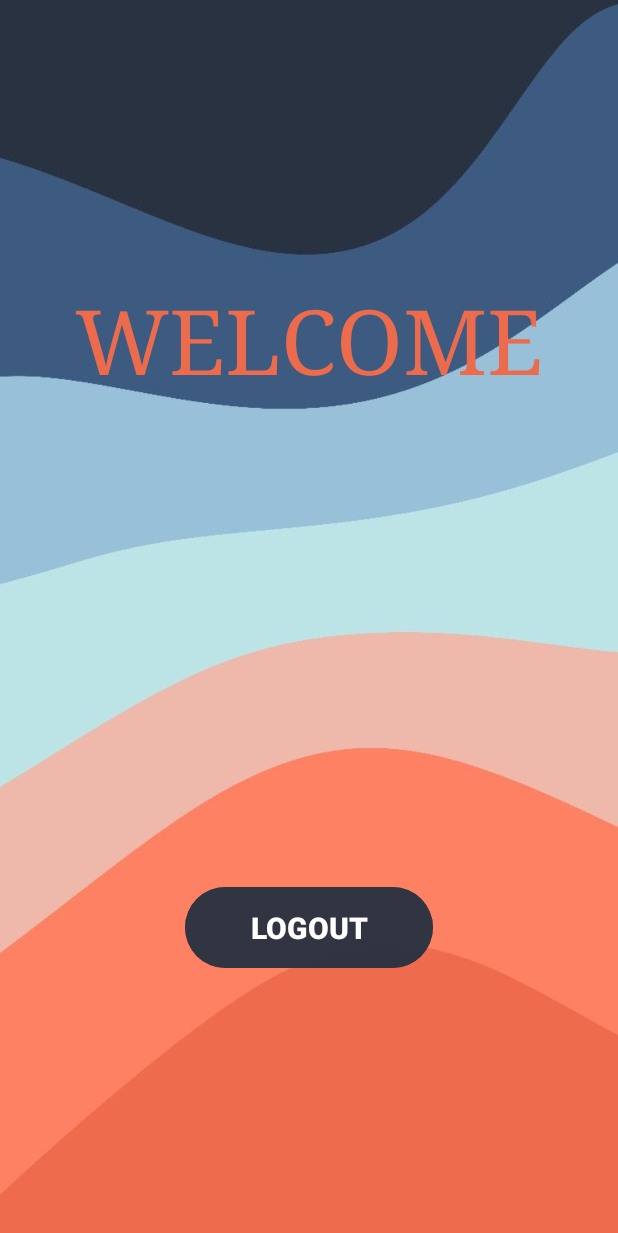
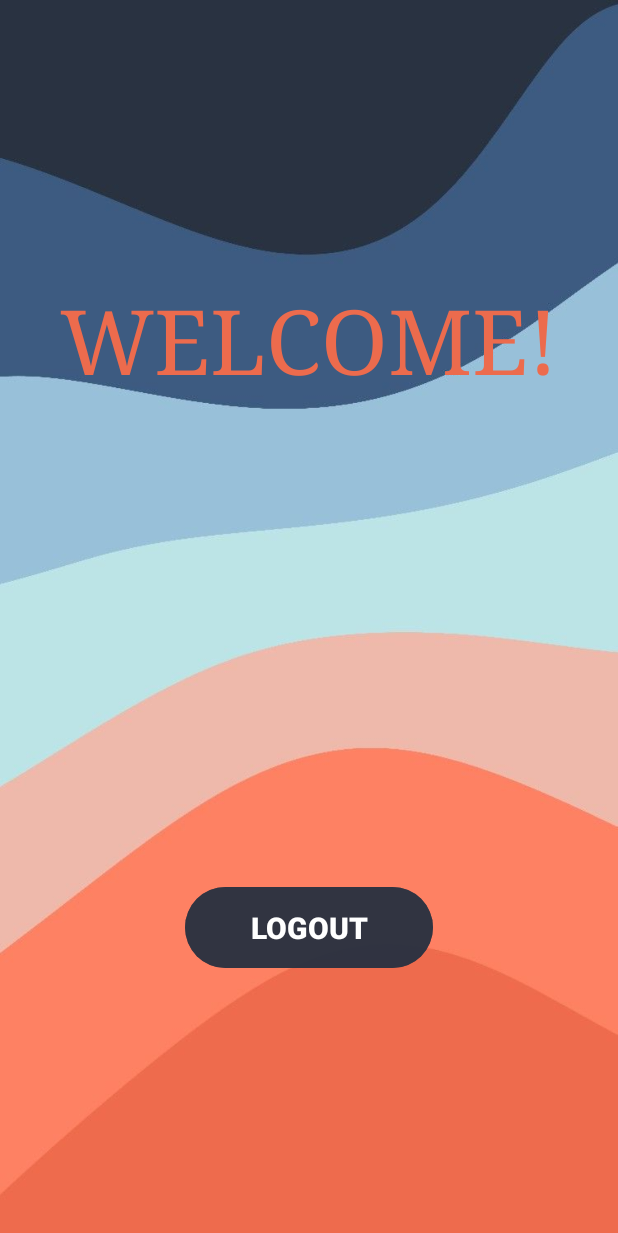
Before and after one commit to kolgry/VegaProto, an Android app: the MainActivity screen opened directly, with no data from a screen before it, on a phone screen of 412 x 824 dp. Shown: the top 1233 px of the screen. Run offline under Robolectric (Android 15) with nearby library versions, the phone set to English and light mode, and no system bars; our stand-ins replace Firebase (no records; nobody signed in at launch, a user with empty details on screens opened directly).

```diff
--- a/app/src/main/res/layout/activity_main.xml
+++ b/app/src/main/res/layout/activity_main.xml
@@ -14,7 +14,7 @@
         android:layout_height="wrap_content"
         android:fontFamily="serif"
         android:lineSpacingExtra="8sp"
-        android:text="WELCOME"
+        android:text="WELCOME!"
         android:textAllCaps="false"
         android:textAppearance="@style/TextAppearance.AppCompat.Display3"
         android:textColor="#EC6B4D"
```
